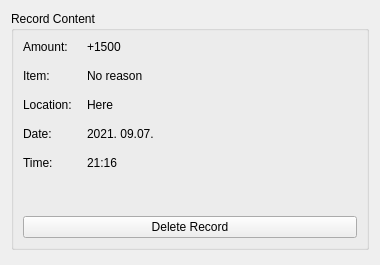
Old version of the form FinancialManager/Content/History/Components/recordcontentwidget.ui in the repository Aethermeister/FinancialManager.
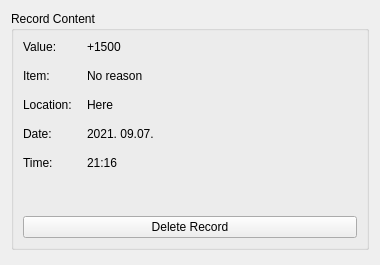
New version of the form.

Commit message:
Amount -> Value
Every 'amount' reference has been replaced to 'value'
Pocket and Record objects have Value member from now on

```diff
--- a/FinancialManager/Content/History/Components/recordcontentwidget.ui
+++ b/FinancialManager/Content/History/Components/recordcontentwidget.ui
@@ -46,7 +46,7 @@
         <item row="0" column="0">
          <widget class="QLabel" name="label">
           <property name="text">
-           <string>Amount:</string>
+           <string>Value:</string>
           </property>
          </widget>
         </item>
```
Left out of the diff: 2 changed lines with no effect on the pictures. The commit also changes 17 other files.
